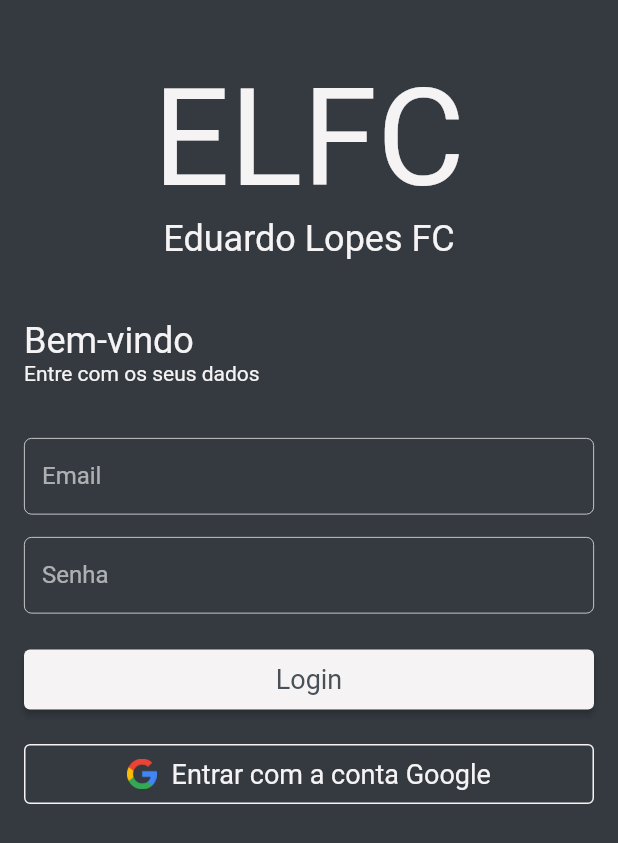
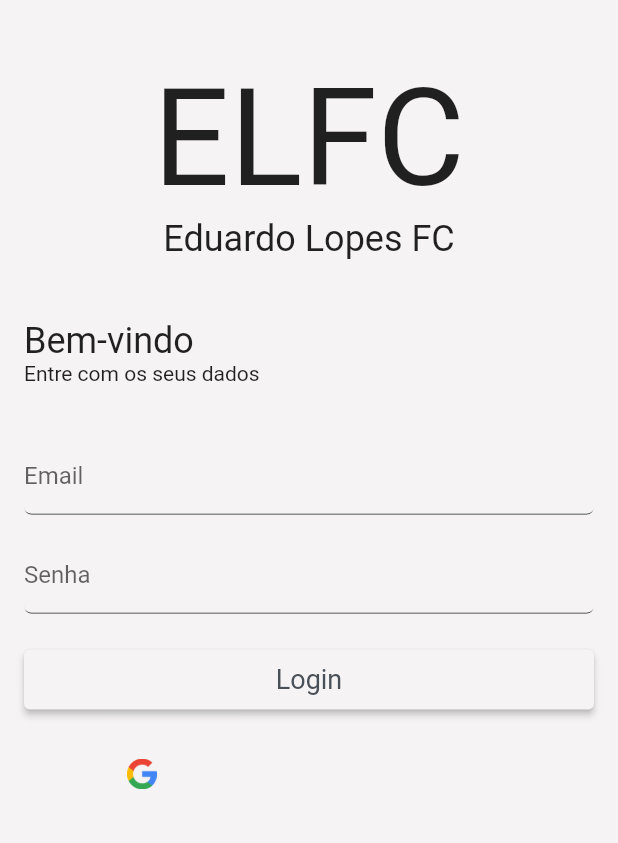
Before and after one commit to EdFilho/elfc, a Flutter app: the screen it shows after launch, on a phone screen of 412 x 824 dp. Shown: the top 843 px of the screen. Run offline on Flutter 3.47's test engine with Material 2 defaults, Android fonts, the phone set to English and light mode, and no system bars; our stand-ins replace flare_flutter, flutter_keyboard_visibility, flutter_screenutil, font_awesome_flutter, get, google_fonts and 1 more.

Commit message:
feat: enable dark and light mode

```diff
--- a/lib/app/core/configs/app_widget.dart
+++ b/lib/app/core/configs/app_widget.dart
@@ -18,7 +18,9 @@ class AppWidget extends StatelessWidget {
         designSize: const Size(1080, 2160),
         builder: (BuildContext context, child) => GetMaterialApp(
           title: 'ELFC',
-          theme: AppTheme.darkTheme,
+          theme: AppTheme.lightTheme,
+          darkTheme: AppTheme.darkTheme,
+          themeMode: ThemeMode.system,
           debugShowCheckedModeBanner: false,
           defaultTransition: Transition.leftToRightWithFade,
           initialRoute: Routes.initial,
--- a/lib/app/core/shared/theme.dart
+++ b/lib/app/core/shared/theme.dart
@@ -11,18 +11,13 @@ TextStyle appBarTextStyle = GoogleFonts.roboto(
   fontWeight: FontWeight.w500,
 );
 
-TextStyle defaultText = GoogleFonts.roboto(
-  color: AppColors.lightColor,
-);
+TextStyle defaultText = GoogleFonts.roboto();
 
 TextStyle headerText = GoogleFonts.roboto(
   fontSize: 24.0,
 );
 
-TextStyle buttonText = GoogleFonts.roboto(
-  fontSize: 18.0,
-  color: AppColors.lightColor,
-);
+TextStyle buttonText = GoogleFonts.roboto(fontSize: 18.0);
 
 abstract class AppTheme {
   static ThemeData darkTheme = ThemeData(
@@ -39,6 +34,22 @@ abstract class AppTheme {
       headline6: defaultText,
       bodyText2: defaultText,
     ),
+    inputDecorationTheme: InputDecorationTheme(
+      enabledBorder: UnderlineInputBorder(
+        borderRadius: BorderRadius.circular(5),
+        borderSide: const BorderSide(
+          width: 0.5,
+          color: AppColors.lightColor,
+        ),
+      ),
+      focusedBorder: OutlineInputBorder(
+        borderRadius: BorderRadius.circular(5),
+        borderSide: const BorderSide(
+          width: 0.5,
+          color: AppColors.lightColor,
+        ),
+      ),
+    ),
     colorScheme: const ColorScheme(
       brightness: brightness,
       background: AppColors.lightColor,
@@ -48,9 +59,55 @@ abstract class AppTheme {
       onPrimary: AppColors.lightColor,
       onSecondary: AppColors.primaryColor,
       onSurface: AppColors.primaryColor,
+      outline: AppColors.primaryColor,
       primary: AppColors.primaryColor,
       secondary: AppColors.primaryColor,
       surface: AppColors.lightColor,
     ).copyWith(secondary: AppColors.primaryColor),
   );
+
+  static ThemeData lightTheme = ThemeData(
+    brightness: Brightness.light,
+    primaryColor: AppColors.darkColor,
+    scaffoldBackgroundColor: AppColors.lightColor,
+    splashColor: Colors.transparent,
+    highlightColor: Colors.transparent,
+    appBarTheme: const AppBarTheme(
+      backgroundColor: AppColors.lightColor,
+    ),
+    textTheme: TextTheme(
+      headline1: appBarTextStyle,
+      headline6: defaultText,
+      bodyText2: defaultText,
+    ),
+    inputDecorationTheme: InputDecorationTheme(
+      enabledBorder: UnderlineInputBorder(
+        borderRadius: BorderRadius.circular(5),
+        borderSide: const BorderSide(
+          width: 0.5,
+          color: AppColors.darkColor,
+        ),
+      ),
+      focusedBorder: OutlineInputBorder(
+        borderRadius: BorderRadius.circular(5),
+        borderSide: const BorderSide(
+          width: 0.5,
+          color: AppColors.darkColor,
+        ),
+      ),
+    ),
+    colorScheme: const ColorScheme(
+      brightness: Brightness.light,
+      background: AppColors.darkColor,
+      onBackground: AppColors.darkColor,
+      error: AppColors.errorColor,
+      onError: AppColors.errorColor,
+      onPrimary: AppColors.darkColor,
+      onSecondary: AppColors.darkColor,
+      onSurface: AppColors.darkColor,
+      primary: AppColors.darkColor,
+      secondary: AppColors.darkColor,
+      surface: AppColors.lightColor,
+    ).copyWith(secondary: AppColors.darkColor),
+  );
 }
--- a/lib/app/ui/pages/auth/login/login_controller.dart
+++ b/lib/app/ui/pages/auth/login/login_controller.dart
@@ -1,7 +1,12 @@
+import 'package:elfc/app/core/configs/app_routes.dart';
 import 'package:flutter/material.dart';
 import 'package:get/get.dart';
 
 class LoginController extends GetxController {
   Rx<TextEditingController> emailController = TextEditingController().obs;
   Rx<TextEditingController> passwordController = TextEditingController().obs;
+
+  void login() {
+    Get.offAndToNamed(Routes.home);
+  }
 }
--- a/lib/app/ui/pages/auth/login/login_page.dart
+++ b/lib/app/ui/pages/auth/login/login_page.dart
@@ -57,7 +57,7 @@ class LoginPage extends GetView<LoginController> {
               ),
               const SizedBox(height: 20.0),
               CustomButtom(
-                onTap: () => {},
+                onTap: controller.login,
                 label: 'Login',
               ),
               const SizedBox(height: 15.0),
--- a/lib/app/ui/pages/splash/splash_controller.dart
+++ b/lib/app/ui/pages/splash/splash_controller.dart
@@ -6,8 +6,10 @@ import '../../../core/configs/app_routes.dart';
 class SplashController extends GetxController {
   @override
   Future<void> onInit() async {
-    await SystemChrome.setEnabledSystemUIMode(SystemUiMode.manual,
-        overlays: []);
+    await SystemChrome.setEnabledSystemUIMode(
+      SystemUiMode.manual,
+      overlays: [],
+    );
     await SystemChrome.setPreferredOrientations([DeviceOrientation.portraitUp]);
     await userVerify();
     super.onInit();
@@ -15,6 +17,10 @@ class SplashController extends GetxController {
 
   Future<void> userVerify() async {
     Future.delayed(const Duration(seconds: 3)).then((_) async {
+      SystemChrome.setEnabledSystemUIMode(
+        SystemUiMode.manual,
+        overlays: SystemUiOverlay.values,
+      );
       Get.offAndToNamed(Routes.login);
     });
   }
--- a/lib/app/ui/pages/splash/splash_page.dart
+++ b/lib/app/ui/pages/splash/splash_page.dart
@@ -1,5 +1,4 @@
 import 'package:flutter/material.dart';
-import 'package:flutter_svg/flutter_svg.dart';
 import 'package:get/get.dart';
 
 import '../../../core/shared/colors.dart';
@@ -11,11 +10,15 @@ class SplashPage extends GetView<SplashController> {
   @override
   Widget build(BuildContext context) {
     return Container(
+      decoration: const BoxDecoration(
+        color: AppColors.lightColor,
+      ),
       padding: const EdgeInsets.symmetric(horizontal: 40),
-      child: Center(
-        child: SvgPicture.asset(
-          'assets/icons/home.svg',
-          color: AppColors.lightColor,
+      child: const Center(
+        child: Image(
+          image: AssetImage(
+            "assets/images/logo.png",
+          ),
         ),
       ),
     );
--- a/lib/app/ui/shared/atoms/custom_text_field.dart
+++ b/lib/app/ui/shared/atoms/custom_text_field.dart
@@ -36,20 +36,6 @@ class CustomTextField extends StatelessWidget {
           labelText: label,
           isDense: true,
           suffixIcon: suffixIcon,
-          enabledBorder: OutlineInputBorder(
-            borderRadius: BorderRadius.circular(5),
-            borderSide: const BorderSide(
-              width: 0.5,
-              color: AppColors.lightColor,
-            ),
-          ),
-          focusedBorder: OutlineInputBorder(
-            borderRadius: BorderRadius.circular(5),
-            borderSide: const BorderSide(
-              width: 0.5,
-              color: AppColors.lightColor,
-            ),
-          ),
         ),
         autocorrect: false,
         controller: controller,
```
Also changed, not shown: assets/images/logo.png (added).
